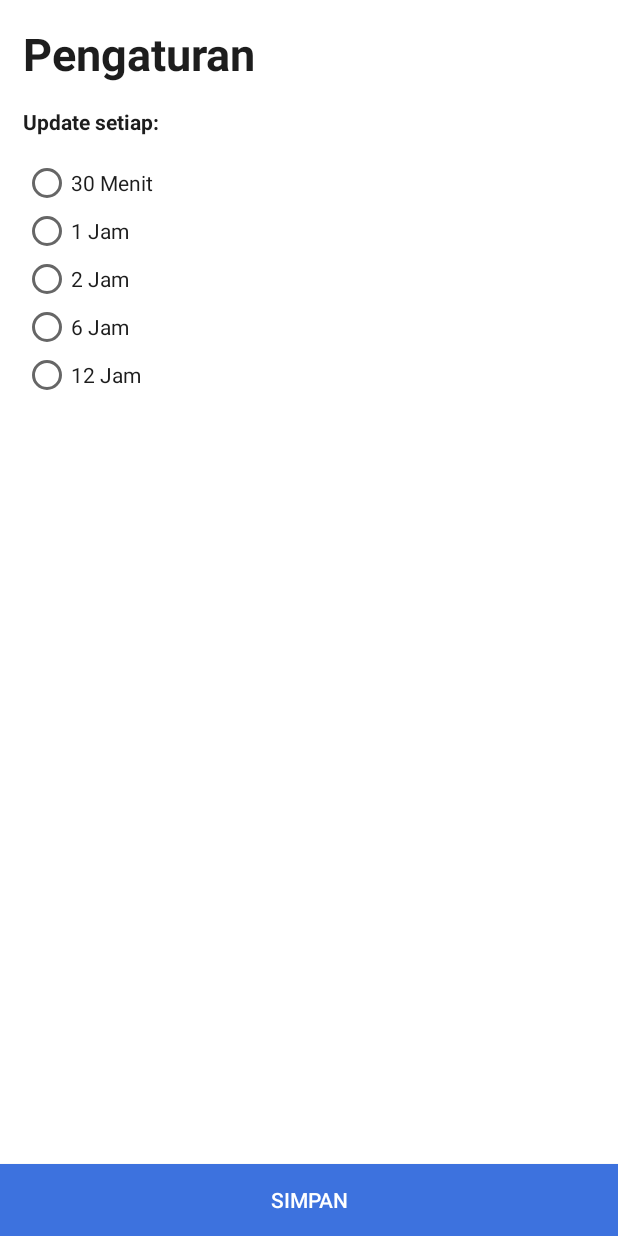
After one commit to syahdanny/monitoring-suhu, an Android app: the SettingsActivity screen opened directly, with no data from a screen before it, on a phone screen of 412 x 824 dp. The commit adds this screen. Run offline under Robolectric (Android 15) with nearby library versions, the phone set to English and light mode, and no system bars; our stand-ins replace Firebase (no records; nobody signed in at launch, a user with empty details on screens opened directly); 1 statement that could not run was skipped.

Commit message:
tambah pengaturan untuk set waktu update

```diff
--- a/app/src/main/AndroidManifest.xml
+++ b/app/src/main/AndroidManifest.xml
@@ -10,8 +10,9 @@
         android:label="@string/app_name"
         android:roundIcon="@mipmap/ic_launcher_round"
         android:supportsRtl="true"
-        android:theme="@style/Theme.AppCompat.NoActionBar">
-        <activity android:name=".MainActivity"/>
+        android:theme="@style/Theme.AppCompat.Light.NoActionBar">
+        <activity android:name=".SettingsActivity"></activity>
+        <activity android:name=".MainActivity" />
         <activity android:name=".SplashActivity">
             <intent-filter>
                 <action android:name="android.intent.action.MAIN" />
--- a/app/src/main/java/com/mmdiyul/monitoringsuhu/MainActivity.java
+++ b/app/src/main/java/com/mmdiyul/monitoringsuhu/MainActivity.java
@@ -4,9 +4,11 @@ import androidx.annotation.NonNull;
 import androidx.appcompat.app.AppCompatActivity;
 import androidx.swiperefreshlayout.widget.SwipeRefreshLayout;
 
+import android.content.Intent;
 import android.os.Bundle;
 import android.os.Handler;
 import android.util.Log;
+import android.view.View;
 import android.view.ViewTreeObserver;
 import android.widget.ScrollView;
 import android.widget.TextView;
@@ -117,4 +119,10 @@ public class MainActivity extends AppCompatActivity {
             }
         });
     }
+
+    public void handleSettings(View view) {
+        Intent intent = new Intent(this, SettingsActivity.class);
+        startActivity(intent);
+        finish();
+    }
 }
--- /dev/null
+++ b/app/src/main/java/com/mmdiyul/monitoringsuhu/SettingsActivity.java
@@ -0,0 +1,69 @@
+package com.mmdiyul.monitoringsuhu;
+
+import androidx.annotation.NonNull;
+import androidx.appcompat.app.AppCompatActivity;
+
+import android.content.Intent;
+import android.os.Bundle;
+import android.widget.RadioButton;
+
+import com.google.firebase.database.DataSnapshot;
+import com.google.firebase.database.DatabaseError;
+import com.google.firebase.database.DatabaseReference;
+import com.google.firebase.database.FirebaseDatabase;
+import com.google.firebase.database.Query;
+import com.google.firebase.database.ValueEventListener;
+
+public class SettingsActivity extends AppCompatActivity {
+
+    private DatabaseReference databaseReference;
+    private RadioButton tigaPuluhMenit, satuJam, duaJam, enamJam, duaBelasJam;
+
+    private long period;
+
+    @Override
+    protected void onCreate(Bundle savedInstanceState) {
+        super.onCreate(savedInstanceState);
+        setContentView(R.layout.activity_settings);
+
+        tigaPuluhMenit = findViewById(R.id.tigaPuluhMenit);
+        satuJam = findViewById(R.id.satuJam);
+        duaJam = findViewById(R.id.duaJam);
+        enamJam = findViewById(R.id.enamJam);
+        duaBelasJam = findViewById(R.id.duaBelasJam);
+
+        databaseReference = FirebaseDatabase.getInstance().getReference();
+        Query setting = databaseReference.child("settings");
+        setting.addValueEventListener(new ValueEventListener() {
+            @Override
+            public void onDataChange(@NonNull DataSnapshot dataSnapshot) {
+                period = Long.parseLong(dataSnapshot.child("period").getValue().toString());
+
+                if (period == 1800000) {
+                    tigaPuluhMenit.setChecked(true);
+                } else if (period == 3600000) {
+                    satuJam.setChecked(true);
+                } else if (period == 7200000) {
+                    duaJam.setChecked(true);
+                } else if (period == 21600000) {
+                    enamJam.setChecked(true);
+                } else if (period == 43200000) {
+                    duaBelasJam.setChecked(true);
+                }
+            }
+
+            @Override
+            public void onCancelled(@NonNull DatabaseError databaseError) {
+
+            }
+        });
+    }
+
+    @Override
+    public void onBackPressed() {
+        super.onBackPressed();
+        Intent intent = new Intent(this, MainActivity.class);
+        startActivity(intent);
+        finish();
+    }
+}
--- a/app/src/main/res/layout/activity_main.xml
+++ b/app/src/main/res/layout/activity_main.xml
@@ -35,6 +35,17 @@
             app:layout_constraintBottom_toTopOf="@id/scrollView"
             app:layout_constraintLeft_toLeftOf="parent"
             app:layout_constraintRight_toRightOf="parent"/>
+
+        <ImageButton
+            android:id="@+id/settings"
+            android:layout_width="25dp"
+            android:layout_height="25dp"
+            android:background="@drawable/settings"
+            android:layout_marginTop="15dp"
+            android:layout_marginRight="15dp"
+            app:layout_constraintRight_toRightOf="parent"
+            app:layout_constraintTop_toTopOf="parent"
+            android:onClick="handleSettings"/>
 
         <ScrollView
             android:id="@+id/scrollView"
--- /dev/null
+++ b/app/src/main/res/layout/activity_settings.xml
@@ -0,0 +1,91 @@
+<?xml version="1.0" encoding="utf-8"?>
+<androidx.constraintlayout.widget.ConstraintLayout xmlns:android="http://schemas.android.com/apk/res/android"
+    xmlns:app="http://schemas.android.com/apk/res-auto"
+    xmlns:tools="http://schemas.android.com/tools"
+    android:layout_width="match_parent"
+    android:layout_height="match_parent"
+    android:background="@color/colorWhite"
+    tools:context=".SettingsActivity">
+
+    <TextView
+        android:id="@+id/textPengaturan"
+        android:layout_width="wrap_content"
+        android:layout_height="wrap_content"
+        android:text="Pengaturan"
+        android:textColor="@color/colorBlack"
+        android:textSize="30sp"
+        android:textStyle="bold"
+        android:layout_marginTop="15dp"
+        android:layout_marginLeft="15dp"
+        app:layout_constraintTop_toTopOf="parent"
+        app:layout_constraintLeft_toLeftOf="parent"/>
+
+    <TextView
+        android:id="@+id/textUpdate"
+        android:layout_width="wrap_content"
+        android:layout_height="wrap_content"
+        android:layout_marginTop="15dp"
+        android:layout_marginLeft="15dp"
+        android:text="Update setiap:"
+        android:textStyle="bold"
+        android:textColor="@color/colorBlack"
+        app:layout_constraintTop_toBottomOf="@id/textPengaturan"
+        app:layout_constraintLeft_toLeftOf="parent"/>
+
+    <RadioGroup
+        android:id="@+id/radioGroup"
+        android:layout_width="match_parent"
+        android:layout_height="wrap_content"
+        android:layout_margin="15dp"
+        app:layout_constraintTop_toBottomOf="@id/textUpdate"
+        app:layout_constraintLeft_toLeftOf="parent">
+
+        <RadioButton
+            android:id="@+id/tigaPuluhMenit"
+            android:layout_width="match_parent"
+            android:layout_height="wrap_content"
+            android:text="30 Menit"
+            android:textColor="@color/colorBlack"/>
+
+        <RadioButton
+            android:id="@+id/satuJam"
+            android:layout_width="match_parent"
+            android:layout_height="wrap_content"
+            android:text="1 Jam"
+            android:textColor="@color/colorBlack"/>
+
+        <RadioButton
+            android:id="@+id/duaJam"
+            android:layout_width="match_parent"
+            android:layout_height="wrap_content"
+            android:text="2 Jam"
+            android:textColor="@color/colorBlack"/>
+
+        <RadioButton
+            android:id="@+id/enamJam"
+            android:layout_width="match_parent"
+            android:layout_height="wrap_content"
+            android:text="6 Jam"
+            android:textColor="@color/colorBlack"/>
+
+        <RadioButton
+            android:id="@+id/duaBelasJam"
+            android:layout_width="match_parent"
+            android:layout_height="wrap_content"
+            android:text="12 Jam"
+            android:textColor="@color/colorBlack"/>
+
+    </RadioGroup>
+
+    <Button
+        android:id="@+id/buttonSimpan"
+        android:layout_width="match_parent"
+        android:layout_height="wrap_content"
+        android:background="@color/colorPrimary"
+        android:text="Simpan"
+        android:textColor="@color/colorWhite"
+        app:layout_constraintBottom_toBottomOf="parent"
+        app:layout_constraintLeft_toLeftOf="parent"
+        app:layout_constraintRight_toRightOf="parent"/>
+
+</androidx.constraintlayout.widget.ConstraintLayout>
```
Also changed, not shown: app/build.gradle (line endings or trailing spaces).
